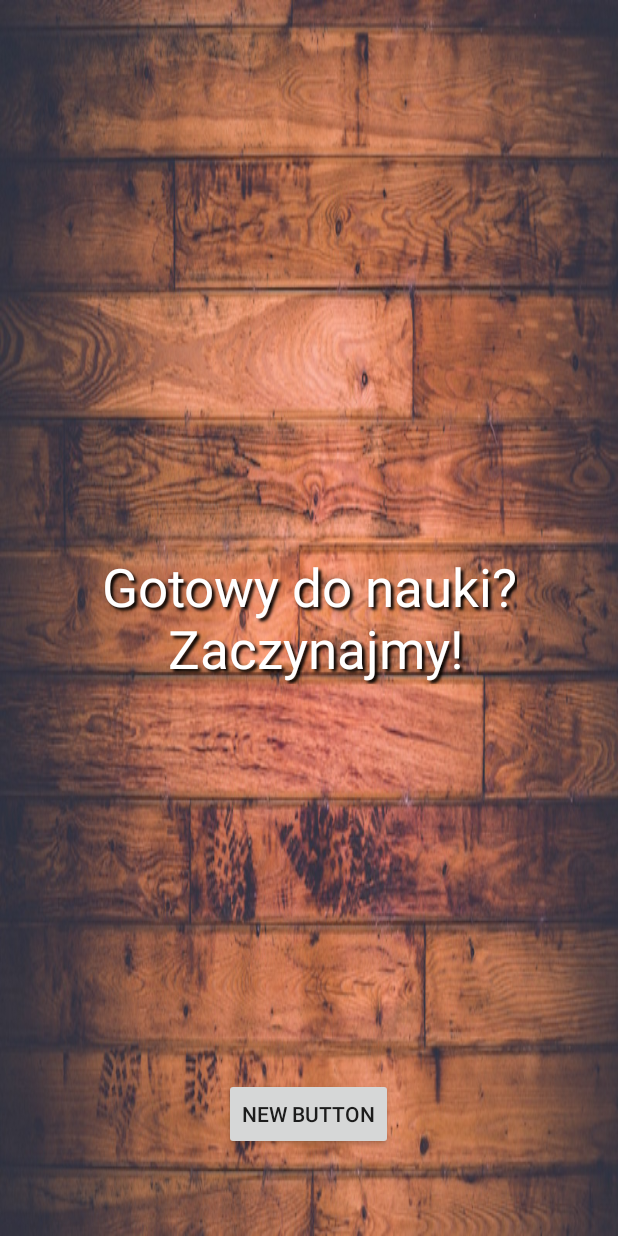
After one commit to arkus7/LPG, an Android app: the layout fragment_start_screen.xml on its own in the app's theme, with its tools: preview values and no code run, on a phone screen of 412 x 824 dp. The commit adds this screen. Run offline under Robolectric (Android 15) with nearby library versions, the phone set to English and light mode, and no system bars.

Commit message:
update start screen layout

```diff
--- a/app/src/main/java/com/zmudni/lpg/fragments/StartScreenFragment.java
+++ b/app/src/main/java/com/zmudni/lpg/fragments/StartScreenFragment.java
@@ -1,9 +1,11 @@
 package com.zmudni.lpg.fragments;
+
+import com.zmudni.lpg.R;
 
 public class StartScreenFragment extends BaseFragment {
     @Override
     public int getLayout() {
-        return 0;
+        return R.layout.fragment_start_screen;
     }
 
     @Override
--- /dev/null
+++ b/app/src/main/res/layout/fragment_start_screen.xml
@@ -0,0 +1,30 @@
+<?xml version="1.0" encoding="utf-8"?>
+<RelativeLayout xmlns:android="http://schemas.android.com/apk/res/android"
+                android:layout_width="match_parent"
+                android:layout_height="match_parent"
+    android:background="@drawable/wood">
+
+    <Button
+        android:layout_width="wrap_content"
+        android:layout_height="wrap_content"
+        android:text="New Button"
+        android:id="@+id/button"
+        android:layout_alignParentBottom="true"
+        android:layout_centerHorizontal="true"
+        android:layout_marginBottom="57dp"/>
+
+    <TextView
+        android:layout_width="wrap_content"
+        android:layout_height="wrap_content"
+        android:textSize="35sp"
+        android:text="Gotowy do nauki?\n Zaczynajmy!"
+        android:textColor="@android:color/white"
+        android:shadowColor="#000000"
+        android:shadowDx="3"
+        android:shadowDy="3"
+        android:shadowRadius="2"
+        android:textAlignment="center"
+        android:id="@+id/textView"
+        android:layout_centerVertical="true"
+        android:layout_centerHorizontal="true"/>
+</RelativeLayout>
```
